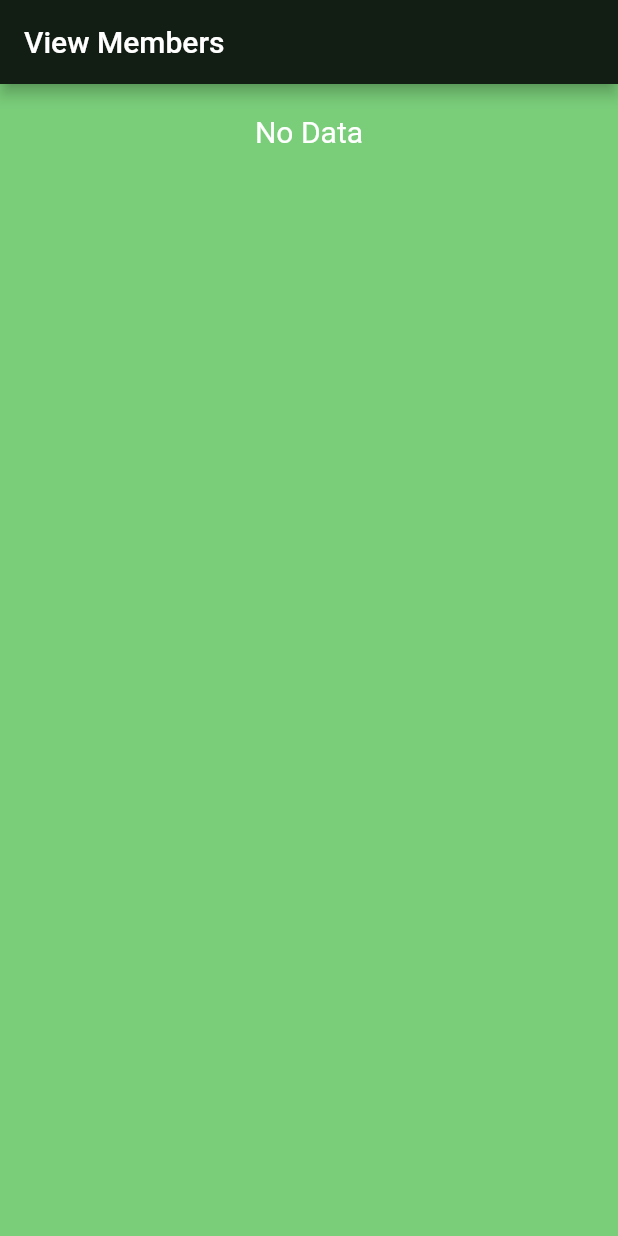
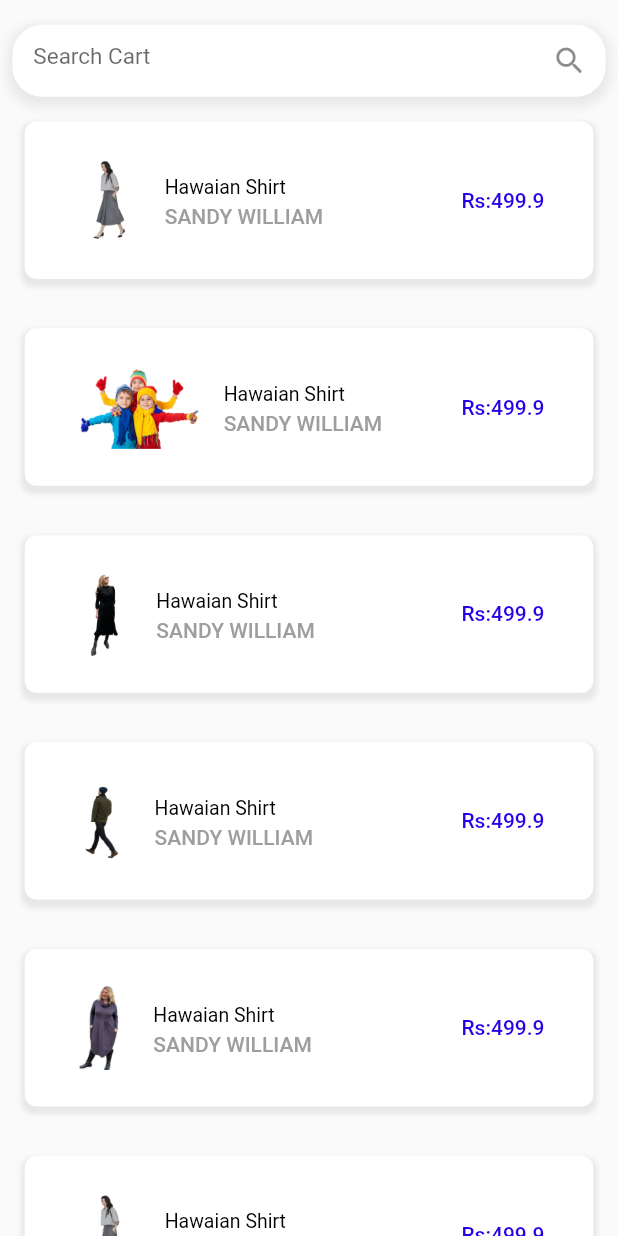
Before and after one commit to MuhammadYousufbhimla/Ecommerce-UI-UX, a Flutter app: the screen it shows after launch, swiped to page 2, on a phone screen of 412 x 824 dp. Run offline on Flutter 3.47's test engine with Material 2 defaults, Android fonts, the phone set to English and light mode, and no system bars; our stand-ins replace flutter_easyloading, flutter_native_splash, lottie; network calls fail.

Commit message:
Eight Page update

```diff
--- a/lib/pages/eight.dart
+++ b/lib/pages/eight.dart
@@ -50,242 +50,242 @@ class _SevenState extends State<Eight> {
   Widget build(BuildContext context) {
     return
 
-  //   Scaffold(
-  //       body: ListView(children: [
-  //     Container(
-  //       margin: EdgeInsets.only(
-  //         top: MediaQuery.of(context).size.height * 0.02,
-  //         left: MediaQuery.of(context).size.height * 0.01,
-  //         right: MediaQuery.of(context).size.height * 0.01,
-  //       ),
-  //       decoration: BoxDecoration(
-  //         color: Colors.white,
-  //         borderRadius: BorderRadius.circular(20),
-  //         boxShadow: [
-  //           BoxShadow(
-  //             color: Colors.grey.withOpacity(0.2),
-  //             spreadRadius: 3,
-  //             blurRadius: 5,
-  //             offset: Offset(0, 3), // changes position of shadow
-  //           ),
-  //         ],
-  //       ),
-  //       child: TextField(
-  //         //autofocus: true,
-  //         style: TextStyle(fontSize: 15.0, color: Colors.black),
-  //         decoration: InputDecoration(
-  //           filled: false,
-  //           suffixIcon: Icon(Icons.search_rounded),
-  //           fillColor: Colors.black,
-  //           hintText: 'Search Cart',
-  //           contentPadding:
-  //               const EdgeInsets.only(left: 14.0, bottom: 12.0, top: 12.0),
-  //           border: InputBorder.none,
-  //         ),
-  //       ),
-  //     ),
-  //     Cart(context, ImageList[0]),
-  //     Cart(context, ImageList[1]),
-  //     Cart(context, ImageList[2]),
-  //     Cart(context, ImageList[3]),
-  //     Cart(context, ImageList[4]),
-  //     Cart(context, ImageList[5]),
-  //     Cart(context, ImageList[6]),
-  //     paymentbtn(context)
-  //   ]));
-  // }
+    Scaffold(
+        body: ListView(children: [
+      Container(
+        margin: EdgeInsets.only(
+          top: MediaQuery.of(context).size.height * 0.02,
+          left: MediaQuery.of(context).size.height * 0.01,
+          right: MediaQuery.of(context).size.height * 0.01,
+        ),
+        decoration: BoxDecoration(
+          color: Colors.white,
+          borderRadius: BorderRadius.circular(20),
+          boxShadow: [
+            BoxShadow(
+              color: Colors.grey.withOpacity(0.2),
+              spreadRadius: 3,
+              blurRadius: 5,
+              offset: Offset(0, 3), // changes position of shadow
+            ),
+          ],
+        ),
+        child: TextField(
+          //autofocus: true,
+          style: TextStyle(fontSize: 15.0, color: Colors.black),
+          decoration: InputDecoration(
+            filled: false,
+            suffixIcon: Icon(Icons.search_rounded),
+            fillColor: Colors.black,
+            hintText: 'Search Cart',
+            contentPadding:
+                const EdgeInsets.only(left: 14.0, bottom: 12.0, top: 12.0),
+            border: InputBorder.none,
+          ),
+        ),
+      ),
+      Cart(context, ImageList[0]),
+      Cart(context, ImageList[1]),
+      Cart(context, ImageList[2]),
+      Cart(context, ImageList[3]),
+      Cart(context, ImageList[4]),
+      Cart(context, ImageList[5]),
+      Cart(context, ImageList[6]),
+      paymentbtn(context)
+    ]));
+  }
 
-  // Widget Cart(context, leadImage) {
-  //   return Container(
-  //     // height: MediaQuery.of(context).size.height * 0.29,
-  //     margin: EdgeInsets.only(
-  //       left: MediaQuery.of(context).size.height * 0.02,
-  //       right: MediaQuery.of(context).size.height * 0.02,
-  //       top: MediaQuery.of(context).size.height * 0.02,
-  //       bottom: MediaQuery.of(context).size.height * 0.02,
-  //     ),
-  //     padding: EdgeInsets.only(
-  //       left: MediaQuery.of(context).size.height * 0.02,
-  //       right: MediaQuery.of(context).size.height * 0.02,
-  //       top: MediaQuery.of(context).size.height * 0.02,
-  //       bottom: MediaQuery.of(context).size.height * 0.02,
-  //     ),
-  //     decoration: BoxDecoration(
-  //         color: Colors.white,
-  //         borderRadius: BorderRadius.circular(8),
-  //         boxShadow: [
-  //           BoxShadow(
-  //             color: Colors.grey.withOpacity(0.2),
-  //             spreadRadius: 2,
-  //             blurRadius: 2,
-  //             offset: Offset(0, 3),
-  //           )
-  //         ]),
-  //     child: ListTile(
-  //       minLeadingWidth: 10,
-  //       leading: Image.asset(leadImage),
-  //       title: Text(
-  //         "Hawaian Shirt",
-  //         style: TextStyle(color: Colors.black, fontSize: 13),
-  //       ),
-  //       subtitle: Text(
-  //         "SANDY WILLIAM",
-  //         style: TextStyle(color: Colors.grey, fontWeight: FontWeight.w500),
-  //       ),
-  //       trailing: Text(
-  //         "Rs:499.9",
-  //         style: TextStyle(
-  //             color: Color.fromARGB(255, 39, 0, 231),
-  //             fontWeight: FontWeight.w500),
-  //       ),
-  //     ),
-  //   );
-  // }
+  Widget Cart(context, leadImage) {
+    return Container(
+      // height: MediaQuery.of(context).size.height * 0.29,
+      margin: EdgeInsets.only(
+        left: MediaQuery.of(context).size.height * 0.02,
+        right: MediaQuery.of(context).size.height * 0.02,
+        top: MediaQuery.of(context).size.height * 0.02,
+        bottom: MediaQuery.of(context).size.height * 0.02,
+      ),
+      padding: EdgeInsets.only(
+        left: MediaQuery.of(context).size.height * 0.02,
+        right: MediaQuery.of(context).size.height * 0.02,
+        top: MediaQuery.of(context).size.height * 0.02,
+        bottom: MediaQuery.of(context).size.height * 0.02,
+      ),
+      decoration: BoxDecoration(
+          color: Colors.white,
+          borderRadius: BorderRadius.circular(8),
+          boxShadow: [
+            BoxShadow(
+              color: Colors.grey.withOpacity(0.2),
+              spreadRadius: 2,
+              blurRadius: 2,
+              offset: Offset(0, 3),
+            )
+          ]),
+      child: ListTile(
+        minLeadingWidth: 10,
+        leading: Image.asset(leadImage),
+        title: Text(
+          "Hawaian Shirt",
+          style: TextStyle(color: Colors.black, fontSize: 13),
+        ),
+        subtitle: Text(
+          "SANDY WILLIAM",
+          style: TextStyle(color: Colors.grey, fontWeight: FontWeight.w500),
+        ),
+        trailing: Text(
+          "Rs:499.9",
+          style: TextStyle(
+              color: Color.fromARGB(255, 39, 0, 231),
+              fontWeight: FontWeight.w500),
+        ),
+      ),
+    );
+  }
 
-  // Widget paymentbtn(context) {
-  //   return Row(
-  //     mainAxisAlignment: MainAxisAlignment.spaceBetween,
-  //     children: [
-  //       Container(
-  //         margin: EdgeInsets.only(
-  //           left: MediaQuery.of(context).size.height * 0.02,
-  //           right: MediaQuery.of(context).size.height * 0.02,
-  //           top: MediaQuery.of(context).size.height * 0.02,
-  //           bottom: MediaQuery.of(context).size.height * 0.02,
-  //         ),
-  //         padding: EdgeInsets.only(
-  //           left: MediaQuery.of(context).size.height * 0.02,
-  //           right: MediaQuery.of(context).size.height * 0.02,
-  //           top: MediaQuery.of(context).size.height * 0.02,
-  //           bottom: MediaQuery.of(context).size.height * 0.02,
-  //         ),
-  //         decoration: BoxDecoration(
-  //           color: Colors.white,
-  //           borderRadius: BorderRadius.circular(8),
+  Widget paymentbtn(context) {
+    return Row(
+      mainAxisAlignment: MainAxisAlignment.spaceBetween,
+      children: [
+        Container(
+          margin: EdgeInsets.only(
+            left: MediaQuery.of(context).size.height * 0.02,
+            right: MediaQuery.of(context).size.height * 0.02,
+            top: MediaQuery.of(context).size.height * 0.02,
+            bottom: MediaQuery.of(context).size.height * 0.02,
+          ),
+          padding: EdgeInsets.only(
+            left: MediaQuery.of(context).size.height * 0.02,
+            right: MediaQuery.of(context).size.height * 0.02,
+            top: MediaQuery.of(context).size.height * 0.02,
+            bottom: MediaQuery.of(context).size.height * 0.02,
+          ),
+          decoration: BoxDecoration(
+            color: Colors.white,
+            borderRadius: BorderRadius.circular(8),
 
-  //           // boxShadow: [
-  //           //   BoxShadow(
-  //           //     color: Colors.grey.withOpacity(0.2),
-  //           //     spreadRadius: 2,
-  //           //     blurRadius: 2,
-  //           //     offset: Offset(0, 3),
-  //           //   )
-  //           // ]
-  //         ),
-  //         child: Text(
-  //           "Total : Rs 5000",
-  //           style: TextStyle(
-  //             color: Color.fromARGB(255, 39, 0, 231),
-  //           ),
-  //         ),
-  //       ),
-  //       Container(
-  //         width: MediaQuery.of(context).size.width * 0.40,
-  //         // height: MediaQuery.of(context).size.height * 0.20,
-  //         margin: EdgeInsets.only(
-  //           left: MediaQuery.of(context).size.height * 0.02,
-  //           right: MediaQuery.of(context).size.height * 0.02,
-  //           top: MediaQuery.of(context).size.height * 0.02,
-  //           bottom: MediaQuery.of(context).size.height * 0.02,
-  //         ),
-  //         padding: EdgeInsets.only(
-  //           left: MediaQuery.of(context).size.height * 0.02,
-  //           right: MediaQuery.of(context).size.height * 0.02,
-  //           top: MediaQuery.of(context).size.height * 0.02,
-  //           bottom: MediaQuery.of(context).size.height * 0.02,
-  //         ),
-  //         decoration: BoxDecoration(
-  //             color: Color.fromARGB(255, 39, 0, 231),
-  //             borderRadius: BorderRadius.circular(8),
-  //             boxShadow: [
-  //               BoxShadow(
-  //                 color: Colors.grey.withOpacity(0.2),
-  //                 spreadRadius: 2,
-  //                 blurRadius: 2,
-  //                 offset: Offset(0, 3),
-  //               )
-  //             ]),
-  //         child: Text(
-  //           "Pay Now",
-  //           textAlign: TextAlign.center,
-  //           style: TextStyle(fontWeight: FontWeight.w500, color: Colors.white),
-  //         ),
-  //       )
-  //     ],
-  //   );
-  // }}
+            // boxShadow: [
+            //   BoxShadow(
+            //     color: Colors.grey.withOpacity(0.2),
+            //     spreadRadius: 2,
+            //     blurRadius: 2,
+            //     offset: Offset(0, 3),
+            //   )
+            // ]
+          ),
+          child: Text(
+            "Total : Rs 5000",
+            style: TextStyle(
+              color: Color.fromARGB(255, 39, 0, 231),
+            ),
+          ),
+        ),
+        Container(
+          width: MediaQuery.of(context).size.width * 0.40,
+          // height: MediaQuery.of(context).size.height * 0.20,
+          margin: EdgeInsets.only(
+            left: MediaQuery.of(context).size.height * 0.02,
+            right: MediaQuery.of(context).size.height * 0.02,
+            top: MediaQuery.of(context).size.height * 0.02,
+            bottom: MediaQuery.of(context).size.height * 0.02,
+          ),
+          padding: EdgeInsets.only(
+            left: MediaQuery.of(context).size.height * 0.02,
+            right: MediaQuery.of(context).size.height * 0.02,
+            top: MediaQuery.of(context).size.height * 0.02,
+            bottom: MediaQuery.of(context).size.height * 0.02,
+          ),
+          decoration: BoxDecoration(
+              color: Color.fromARGB(255, 39, 0, 231),
+              borderRadius: BorderRadius.circular(8),
+              boxShadow: [
+                BoxShadow(
+                  color: Colors.grey.withOpacity(0.2),
+                  spreadRadius: 2,
+                  blurRadius: 2,
+                  offset: Offset(0, 3),
+                )
+              ]),
+          child: Text(
+            "Pay Now",
+            textAlign: TextAlign.center,
+            style: TextStyle(fontWeight: FontWeight.w500, color: Colors.white),
+          ),
+        )
+      ],
+    );
+  }}
 
 
 
     // Get Api call
-    Scaffold(
-        appBar: AppBar(
-          title: Text('View Members'),
-          backgroundColor: Color.fromARGB(255, 18, 29, 19),
-        ),
-        resizeToAvoidBottomInset: false,
-        backgroundColor: Color.fromARGB(255, 122, 206, 122),
-        body: Container(
-            child: ListView(children: [
-          FutureBuilder(
-              future: _futuremember,
-              builder: (context, AsyncSnapshot snapshot) {
-                if (snapshot.connectionState == ConnectionState.waiting) {
-                  return Center(child: CircularProgressIndicator());
-                } else if (snapshot.data == null) {
-                  print("object  :null data  ${snapshot.data}");
-                  return Column(
-                    children: [
-                      SizedBox(height: 20),
-                      Center(
-                          child: Text(
-                        "No Data",
-                        style: TextStyle(fontSize: 20, color: Colors.white),
-                      )),
-                    ],
-                  );
-                } else {
-                  print("object  :has data  ${snapshot.data[0].id}");
+//     Scaffold(
+//         appBar: AppBar(
+//           title: Text('View Members'),
+//           backgroundColor: Color.fromARGB(255, 18, 29, 19),
+//         ),
+//         resizeToAvoidBottomInset: false,
+//         backgroundColor: Color.fromARGB(255, 122, 206, 122),
+//         body: Container(
+//             child: ListView(children: [
+//           FutureBuilder(
+//               future: _futuremember,
+//               builder: (context, AsyncSnapshot snapshot) {
+//                 if (snapshot.connectionState == ConnectionState.waiting) {
+//                   return Center(child: CircularProgressIndicator());
+//                 } else if (snapshot.data == null) {
+//                   print("object  :null data  ${snapshot.data}");
+//                   return Column(
+//                     children: [
+//                       SizedBox(height: 20),
+//                       Center(
+//                           child: Text(
+//                         "No Data",
+//                         style: TextStyle(fontSize: 20, color: Colors.white),
+//                       )),
+//                     ],
+//                   );
+//                 } else {
+//                   print("object  :has data  ${snapshot.data[0].id}");
 
-                  return ListView.builder(
-                      shrinkWrap: true,
-                      itemCount: snapshot.data.length,
-                      itemBuilder: (BuildContext context, int index) {
-                        return Container(
-                            margin: EdgeInsets.only(top: 12, bottom: 12,left: 05,right: 05),
-                            padding: EdgeInsets.all(5),
-                            decoration: BoxDecoration(
-                              color: Colors.white,
-                              borderRadius: BorderRadius.circular(15),
-                              boxShadow: [
-                                BoxShadow(
-                                  color: Colors.grey.withOpacity(0.2),
-                                  spreadRadius: 5,
-                                  blurRadius: 7,
-                                  offset: Offset(
-                                      0, 3), // changes position of shadow
-                                ),
-                              ],
-                            ),
-                            child: ListTile(
-                              leading: Icon(Icons.favorite,color:Colors.red),
-                              title: Text("${snapshot.data[index].bank_title}",
-                                  style: TextStyle(
-                                      color: Colors.grey[800],
-                                      fontWeight: FontWeight.bold)),
-                              subtitle: Text("${snapshot.data[index].acc_ttitle}"),
-                              trailing: Column(children: [
+//                   return ListView.builder(
+//                       shrinkWrap: true,
+//                       itemCount: snapshot.data.length,
+//                       itemBuilder: (BuildContext context, int index) {
+//                         return Container(
+//                             margin: EdgeInsets.only(top: 12, bottom: 12,left: 05,right: 05),
+//                             padding: EdgeInsets.all(5),
+//                             decoration: BoxDecoration(
+//                               color: Colors.white,
+//                               borderRadius: BorderRadius.circular(15),
+//                               boxShadow: [
+//                                 BoxShadow(
+//                                   color: Colors.grey.withOpacity(0.2),
+//                                   spreadRadius: 5,
+//                                   blurRadius: 7,
+//                                   offset: Offset(
+//                                       0, 3), // changes position of shadow
+//                                 ),
+//                               ],
+//                             ),
+//                             child: ListTile(
+//                               leading: Icon(Icons.favorite,color:Colors.red),
+//                               title: Text("${snapshot.data[index].bank_title}",
+//                                   style: TextStyle(
+//                                       color: Colors.grey[800],
+//                                       fontWeight: FontWeight.bold)),
+//                               subtitle: Text("${snapshot.data[index].acc_ttitle}"),
+//                               trailing: Column(children: [
 
-                                Text("${snapshot.data[index].acc_no}"),
-                             Text("${snapshot.data[index].acc_iban}"),
-                                SizedBox(
-                                  height: 5,
-                                ),
-                              ]),
-                            ));
-                      });
-                }
-              })
-        ])));
-  }
-}
+//                                 Text("${snapshot.data[index].acc_no}"),
+//                              Text("${snapshot.data[index].acc_iban}"),
+//                                 SizedBox(
+//                                   height: 5,
+//                                 ),
+//                               ]),
+//                             ));
+//                       });
+//                 }
+//               })
+//         ])));
+//   }
+// }
```
